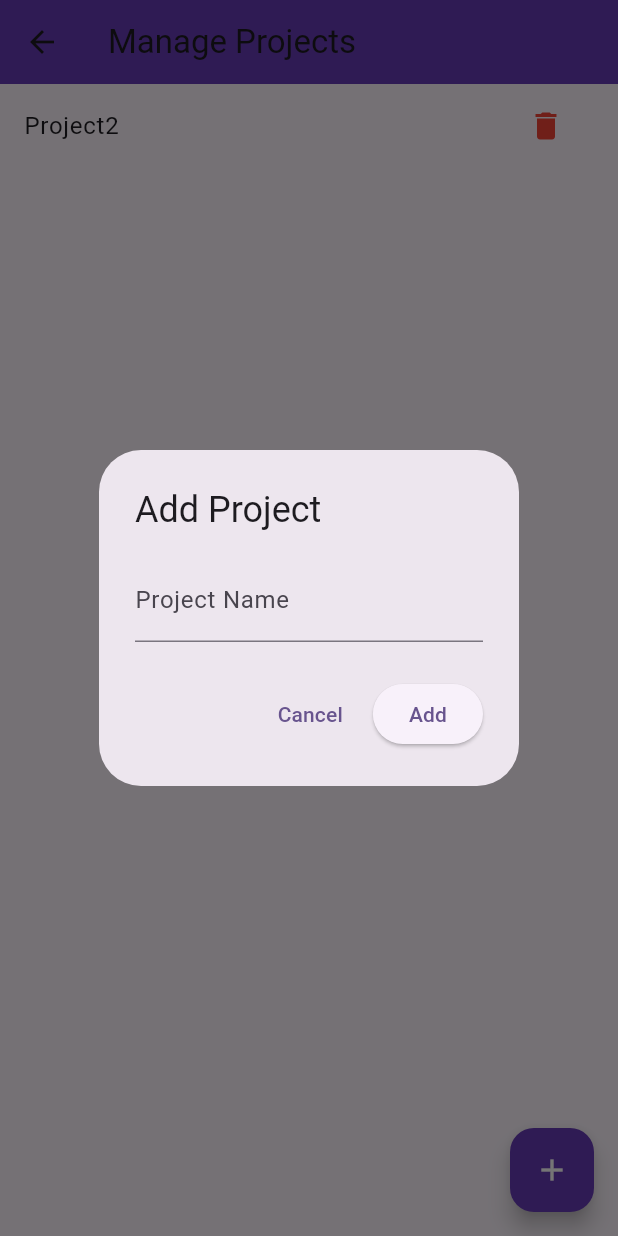
After one commit to mohsinkhawaja/time_tracking_app, a Flutter app: the ProjectManagementScreen screen opened by its route, after a tap on the "delete" icon, after a tap on the "add" icon, on a phone screen of 412 x 824 dp. The commit adds this screen. Run offline on Flutter 3.47's test engine with Material 3 defaults, Android fonts, the phone set to English and light mode, and no system bars; our stand-ins replace localstorage.

Commit message:
initial comment

```diff
--- a/lib/main.dart
+++ b/lib/main.dart
@@ -1,10 +1,12 @@
 import 'package:flutter/material.dart';
+import 'package:time_tracking_app/provider/project_task_provider.dart';
 import 'package:time_tracking_app/provider/time_entry_provider.dart';
 import 'package:time_tracking_app/screens/add_timeentry_screen.dart';
 import 'package:time_tracking_app/screens/home_screen.dart';
 import 'package:localstorage/localstorage.dart';
 import 'package:provider/provider.dart';
-import 'package:time_tracking_app/screens/project_taskmanagement_screen.dart';
+import 'package:time_tracking_app/screens/project_management_screen.dart';
+import 'package:time_tracking_app/screens/task_management_screen.dart';
 
 Future<void> main() async {
   WidgetsFlutterBinding.ensureInitialized();
@@ -22,6 +24,7 @@ class MyApp extends StatelessWidget {
     return MultiProvider(
       providers: [
         ChangeNotifierProvider(create: (_) => TimeEntryProvider(localStorage)),
+        ChangeNotifierProvider(create: (_) => ProjectTaskProvider()),
       ],
       child: MaterialApp(
         title: 'Time Tracker',
@@ -33,8 +36,9 @@ class MyApp extends StatelessWidget {
         initialRoute: '/',
         routes: {
           '/': (context) => HomeScreen(),
-          '/manage_tasks': (context) => AddTimeEntryScreen(),
-          '/manage_projects': (context) => ProjectTaskManagementScreen(),
+          '/manage_timeEntry': (context) => AddTimeEntryScreen(),
+          '/manage_projects': (context) => ProjectManagementScreen(),
+          '/manage_tasks': (context) => TaskManagementScreen(),
         },
       ),
     );
--- a/lib/models/project_model.dart
+++ b/lib/models/project_model.dart
@@ -1,6 +1,7 @@
 class Project {
   final String id;
   final String name;
+
   Project({required this.id, required this.name});
 
   factory Project.fromJson(Map<String, dynamic> json) {
--- a/lib/provider/project_task_provider.dart
+++ b/lib/provider/project_task_provider.dart
@@ -1,2 +1,46 @@
-class ProjectTaskProvider {
+import 'package:flutter/material.dart';
+import 'package:time_tracking_app/models/project_model.dart';
+import 'package:time_tracking_app/models/task_model.dart';
+
+class ProjectTaskProvider with ChangeNotifier {
+  // List of projects
+  final List<Project> _projects = [
+    Project(id: '1', name: 'Project1'),
+    Project(id: '2', name: 'Project2')
+  ];
+  // List of Tasks
+  final List<Task> _tasks = [
+    Task(id: '1', name: 'Task1'),
+    Task(id: '2', name: 'Task2')
+  ];
+
+  List<Project> get projects => _projects;
+  List<Task> get task => _tasks;
+
+  void addProject(Project projects) {
+    if (!_projects.any((pro) => pro.name == projects.name)) {
+      _projects.add(projects);
+      notifyListeners();
+    }
+  }
+
+  // Delete a category
+  void deleteProject(String id) {
+    _projects.removeWhere((projects) => projects.id == id);
+    notifyListeners();
+  }
+
+  // Add a task
+  void addTask(Task task) {
+    if (!_tasks.any((t) => t.name == task.name)) {
+      _tasks.add(task);
+      notifyListeners();
+    }
+  }
+
+  // Delete a task
+  void deleteTask(String id) {
+    _tasks.removeWhere((task) => task.id == id);
+    notifyListeners();
+  }
 }
--- a/lib/provider/time_entry_provider.dart
+++ b/lib/provider/time_entry_provider.dart
@@ -1,13 +1,29 @@
 import 'package:flutter/material.dart';
 import 'package:localstorage/localstorage.dart';
+import 'package:time_tracking_app/models/project_model.dart';
 import 'package:time_tracking_app/models/time_entry.dart';
 
 class TimeEntryProvider with ChangeNotifier {
-  final List<TimeEntry> _entries = [];
+  final LocalStorage storage;
+  List<TimeEntry> _entries = [];
 
-  TimeEntryProvider(LocalStorage localStorage);
+  // Getters
+  List<TimeEntry> get entries => _entries;
 
-  List<TimeEntry> get entries => _entries;
+  // Load entries from Storage
+  TimeEntryProvider(this.storage) {
+    _loadEntriesFromStorage();
+  }
+
+  void _loadEntriesFromStorage() async {
+    var storedEntries = storage.getItem('entries');
+    if (storedEntries != null) {
+      _entries = List<TimeEntry>.from(
+        (storedEntries as List).map((item) => Project.fromJson(item)),
+      );
+      notifyListeners();
+    }
+  }
 
   void addTimeEntry(TimeEntry entry) {
     _entries.add(entry);
@@ -18,4 +34,10 @@ class TimeEntryProvider with ChangeNotifier {
     _entries.removeWhere((entry) => entry.id == id);
     notifyListeners();
   }
+
+  // void _saveTimeEntryToStorage() {
+  //   storage.setItem(
+  //       'entries', jsonEncode(_entries.map((e) => e.toJson()).toList()));
+  // }
+  // Add a Project
 }
--- a/lib/screens/add_timeentry_screen.dart
+++ b/lib/screens/add_timeentry_screen.dart
@@ -29,7 +29,7 @@ class _AddTimeEntryScreenState extends State<AddTimeEntryScreen> {
         child: Column(
           children: <Widget>[
             DropdownButtonFormField<String>(
-              value: projectId,
+              value: projectId.isNotEmpty ? projectId : null,
               onChanged: (String? newValue) {
                 setState(() {
                   projectId = newValue!;
@@ -49,7 +49,7 @@ class _AddTimeEntryScreenState extends State<AddTimeEntryScreen> {
               }).toList(),
             ),
             DropdownButtonFormField<String>(
-              value: taskId,
+              value: taskId.isNotEmpty ? taskId : null,
               onChanged: (String? newValue) {
                 setState(() {
                   taskId = newValue!;
--- /dev/null
+++ b/lib/screens/project_management_screen.dart
@@ -0,0 +1,79 @@
+import 'package:flutter/material.dart';
+import 'package:provider/provider.dart';
+import 'package:time_tracking_app/models/project_model.dart';
+import 'package:time_tracking_app/provider/project_task_provider.dart';
+import 'package:uuid/uuid.dart';
+
+class ProjectManagementScreen extends StatelessWidget {
+  const ProjectManagementScreen({super.key});
+
+  @override
+  Widget build(BuildContext context) {
+    return Scaffold(
+      appBar: AppBar(
+          title: const Text('Manage Projects'),
+          backgroundColor: Colors.deepPurple),
+      body: Consumer<ProjectTaskProvider>(
+        builder: (context, provider, child) {
+          return ListView.builder(
+            itemCount: provider.projects.length,
+            itemBuilder: (context, index) {
+              final project = provider.projects[index];
+
+              return ListTile(
+                title: Text(project.name),
+                trailing: IconButton(
+                  icon: const Icon(Icons.delete, color: Colors.red),
+                  onPressed: () {
+                    provider.deleteProject(project.id);
+                  },
+                ),
+              );
+            },
+          );
+        },
+      ),
+      floatingActionButton: FloatingActionButton(
+        onPressed: () => _showAddProjectDialog(context),
+        tooltip: 'Add Project',
+        backgroundColor: Colors.deepPurple,
+        child: const Icon(Icons.add, color: Colors.white),
+      ),
+    );
+  }
+
+  void _showAddProjectDialog(BuildContext context) {
+    final TextEditingController _controller = TextEditingController();
+    final provider = Provider.of<ProjectTaskProvider>(context, listen: false);
+
+    showDialog(
+      context: context,
+      builder: (context) {
+        return AlertDialog(
+          title: const Text('Add Project'),
+          content: TextField(
+            controller: _controller,
+            decoration: const InputDecoration(labelText: 'Project Name'),
+          ),
+          actions: [
+            TextButton(
+              onPressed: () => Navigator.pop(context),
+              child: const Text('Cancel'),
+            ),
+            ElevatedButton(
+              onPressed: () {
+                final projectName = _controller.text.trim();
+                if (projectName.isNotEmpty) {
+                  provider.addProject(
+                      Project(id: const Uuid().v4(), name: projectName));
+                  Navigator.pop(context);
+                }
+              },
+              child: const Text('Add'),
+            ),
+          ],
+        );
+      },
+    );
+  }
+}
--- a/pubspec.yaml
+++ b/pubspec.yaml
@@ -38,6 +38,7 @@ dependencies:
   localstorage: ^5.0.0
   intl: ^0.20.2
   collection: ^1.19.0
+  uuid: ^4.5.1
 
 dev_dependencies:
   flutter_test:
```
Also changed, not shown: lib/screens/home_screen.dart (+7 -2 lines), lib/screens/project_taskmanagement_screen.dart (deleted, +0 -31 lines), lib/screens/task_management_screen.dart (added, +75 -0 lines), pubspec.lock.
